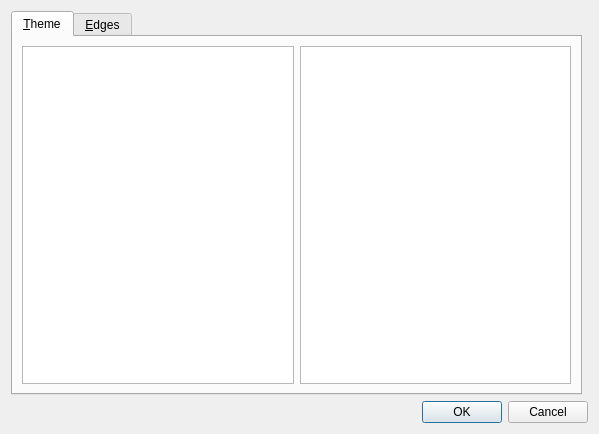
Before: the Qt Designer form lib/ui/settings_dialog.ui in metgem/metgem, drawn with Qt 5.
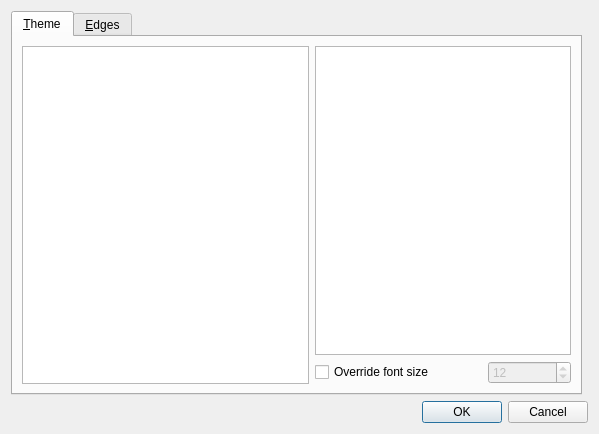
After: the same form once the commit is applied. The open tabs and pages were chosen to show the change. Icons and pictures are not drawn. Custom widgets are drawn as their Qt base class.

Commit message: Add settings to override style' default font size

Patch:
```diff
--- a/lib/ui/settings_dialog.ui
+++ b/lib/ui/settings_dialog.ui
@@ -44,17 +44,7 @@
        <string>&amp;Theme</string>
       </attribute>
       <layout class="QGridLayout" name="gridLayout_3">
-       <item row="0" column="0">
-        <widget class="NetworkView" name="gvStylePreview">
-         <property name="minimumSize">
-          <size>
-           <width>200</width>
-           <height>200</height>
-          </size>
-         </property>
-        </widget>
-       </item>
-       <item row="0" column="1">
+       <item row="0" column="1" colspan="3">
         <widget class="QListWidget" name="lstStyles">
          <property name="horizontalScrollBarPolicy">
           <enum>Qt::ScrollBarAlwaysOff</enum>
@@ -67,6 +57,39 @@
          </property>
         </widget>
        </item>
+       <item row="1" column="1" colspan="2">
+        <widget class="QCheckBox" name="chkOverrideFontSize">
+         <property name="text">
+          <string>Override font size</string>
+         </property>
+        </widget>
+       </item>
+       <item row="1" column="3">
+        <widget class="QSpinBox" name="spinFontSize">
+         <property name="enabled">
+          <bool>false</bool>
+         </property>
+         <property name="minimum">
+          <number>1</number>
+         </property>
+         <property name="maximum">
+          <number>100</number>
+         </property>
+         <property name="value">
+          <number>12</number>
+         </property>
+        </widget>
+       </item>
+       <item row="0" column="0" rowspan="2">
+        <widget class="NetworkView" name="gvStylePreview">
+         <property name="minimumSize">
+          <size>
+           <width>200</width>
+           <height>200</height>
+          </size>
+         </property>
+        </widget>
+       </item>
       </layout>
      </widget>
      <widget class="QWidget" name="edges">
```
Left out of the diff: 2 changed lines with no effect on the pictures. The commit also changes 2 other files.
